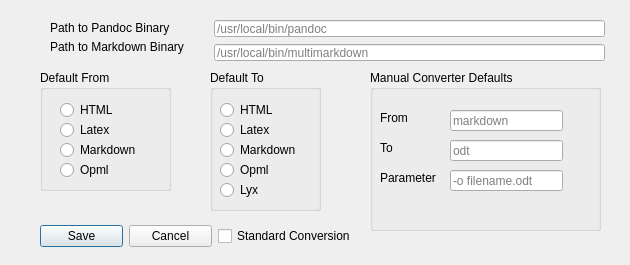
Qt form source/gui/panconvert_diag_prefpane.ui (apaeffgen/PanConvert) before a commit.
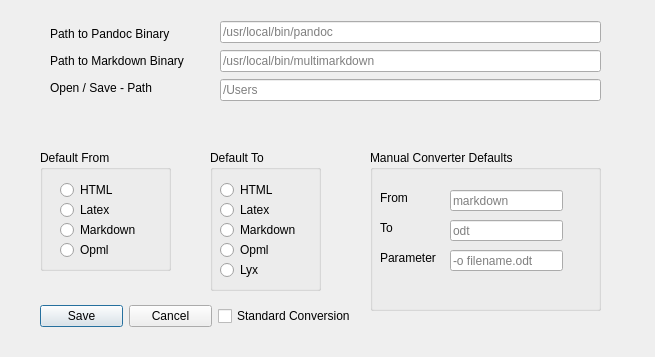
The same form after that commit.

What changed in the file:
```diff
--- a/source/gui/panconvert_diag_prefpane.ui
+++ b/source/gui/panconvert_diag_prefpane.ui
@@ -6,8 +6,8 @@
    <rect>
     <x>0</x>
     <y>0</y>
-    <width>630</width>
-    <height>265</height>
+    <width>655</width>
+    <height>357</height>
    </rect>
   </property>
   <property name="minimumSize">
@@ -19,75 +19,11 @@
   <property name="windowTitle">
    <string>Preferences</string>
   </property>
-  <widget class="QLabel" name="label_Pandoc_Path">
-   <property name="geometry">
-    <rect>
-     <x>50</x>
-     <y>20</y>
-     <width>157</width>
-     <height>16</height>
-    </rect>
-   </property>
-   <property name="text">
-    <string>Path to Pandoc Binary</string>
-   </property>
-  </widget>
-  <widget class="QLineEdit" name="Pandoc_Path">
-   <property name="geometry">
-    <rect>
-     <x>214</x>
-     <y>20</y>
-     <width>391</width>
-     <height>17</height>
-    </rect>
-   </property>
-   <property name="text">
-    <string/>
-   </property>
-   <property name="placeholderText">
-    <string>/usr/local/bin/pandoc</string>
-   </property>
-  </widget>
-  <widget class="QLineEdit" name="Markdown_Path">
-   <property name="geometry">
-    <rect>
-     <x>214</x>
-     <y>44</y>
-     <width>391</width>
-     <height>17</height>
-    </rect>
-   </property>
-   <property name="text">
-    <string/>
-   </property>
-   <property name="placeholderText">
-    <string>/usr/local/bin/multimarkdown</string>
-   </property>
-  </widget>
-  <widget class="QLabel" name="label_Markdown_Path">
-   <property name="geometry">
-    <rect>
-     <x>50</x>
-     <y>39</y>
-     <width>157</width>
-     <height>16</height>
-    </rect>
-   </property>
-   <property name="sizePolicy">
-    <sizepolicy hsizetype="Fixed" vsizetype="Fixed">
-     <horstretch>0</horstretch>
-     <verstretch>0</verstretch>
-    </sizepolicy>
-   </property>
-   <property name="text">
-    <string>Path to Markdown Binary</string>
-   </property>
-  </widget>
   <widget class="QGroupBox" name="BoxFromFormat">
    <property name="geometry">
     <rect>
      <x>40</x>
-     <y>70</y>
+     <y>150</y>
      <width>131</width>
      <height>121</height>
     </rect>
@@ -152,7 +88,7 @@
    <property name="geometry">
     <rect>
      <x>210</x>
-     <y>70</y>
+     <y>150</y>
      <width>111</width>
      <height>141</height>
     </rect>
@@ -230,7 +166,7 @@
    <property name="geometry">
     <rect>
      <x>370</x>
-     <y>70</y>
+     <y>150</y>
      <width>231</width>
      <height>161</height>
     </rect>
@@ -321,7 +257,7 @@
    <property name="geometry">
     <rect>
      <x>40</x>
-     <y>220</y>
+     <y>300</y>
      <width>316</width>
      <height>32</height>
     </rect>
@@ -353,6 +289,84 @@
     </item>
    </layout>
   </widget>
+  <widget class="QWidget" name="layoutWidget">
+   <property name="geometry">
+    <rect>
+     <x>220</x>
+     <y>20</y>
+     <width>381</width>
+     <height>85</height>
+    </rect>
+   </property>
+   <layout class="QVBoxLayout" name="verticalLayout">
+    <item>
+     <widget class="QLineEdit" name="Pandoc_Path">
+      <property name="text">
+       <string/>
+      </property>
+      <property name="placeholderText">
+       <string>/usr/local/bin/pandoc</string>
+      </property>
+     </widget>
+    </item>
+    <item>
+     <widget class="QLineEdit" name="Markdown_Path">
+      <property name="text">
+       <string/>
+      </property>
+      <property name="placeholderText">
+       <string>/usr/local/bin/multimarkdown</string>
+      </property>
+     </widget>
+    </item>
+    <item>
+     <widget class="QLineEdit" name="Dialog_Path">
+      <property name="placeholderText">
+       <string>/Users</string>
+      </property>
+     </widget>
+    </item>
+   </layout>
+  </widget>
+  <widget class="QWidget" name="layoutWidget">
+   <property name="geometry">
+    <rect>
+     <x>50</x>
+     <y>20</y>
+     <width>159</width>
+     <height>81</height>
+    </rect>
+   </property>
+   <layout class="QVBoxLayout" name="verticalLayout_2">
+    <item>
+     <widget class="QLabel" name="label_Pandoc_Path">
+      <property name="text">
+       <string>Path to Pandoc Binary</string>
+      </property>
+     </widget>
+    </item>
+    <item>
+     <widget class="QLabel" name="label_Markdown_Path">
+      <property name="sizePolicy">
+       <sizepolicy hsizetype="Fixed" vsizetype="Fixed">
+        <horstretch>0</horstretch>
+        <verstretch>0</verstretch>
+       </sizepolicy>
+      </property>
+      <property name="text">
+       <string>Path to Markdown Binary</string>
+      </property>
+     </widget>
+    </item>
+    <item>
+     <widget class="QLabel" name="label_Dialog_Path">
+      <property name="text">
+       <string>Open / Save - Path</string>
+      </property>
+     </widget>
+    </item>
+   </layout>
+  </widget>
  </widget>
  <resources/>
  <connections/>
```
